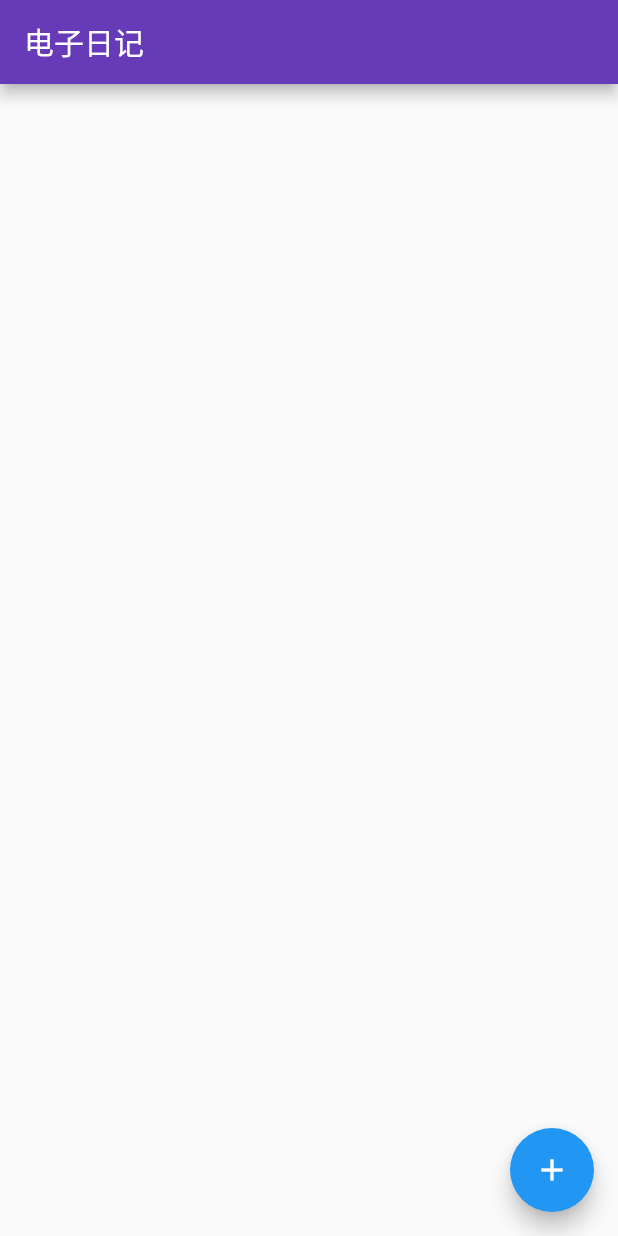
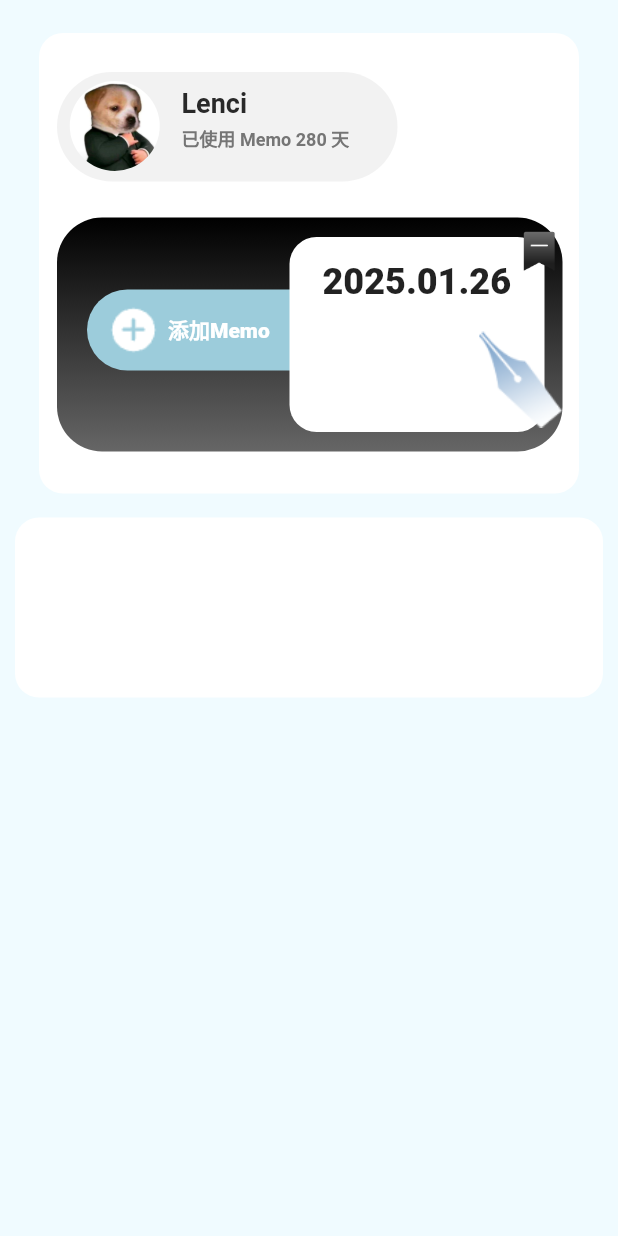
Before and after one commit to Lenc1/Memo-2.0, a Flutter app: the screen it shows after launch, on a phone screen of 412 x 824 dp. Run offline on Flutter 3.47's test engine with Material 2 defaults, Android fonts, the light colour scheme and no system bars; our stand-ins replace flutter_heatmap_calendar, image_picker.

Commit message:
upgrade UI

```diff
--- a/lib/main.dart
+++ b/lib/main.dart
@@ -1,28 +1,31 @@
+// main.dart
+import 'dart:math';
 import 'package:flutter/material.dart';
-import 'package:image_picker/image_picker.dart';
+import 'package:flutter_heatmap_calendar/flutter_heatmap_calendar.dart';
+import 'new_diary.dart';
 import 'dart:io';
 
 void main() {
   runApp(const MyApp());
 }
-
 class MyApp extends StatelessWidget {
   const MyApp({super.key});
 
   @override
   Widget build(BuildContext context) {
     return MaterialApp(
-      title: '电子日记程序',
+      title: 'Memo',
       theme: ThemeData(
         primarySwatch: Colors.blue,
       ),
-      home: const MyHomePage(title: '电子日记'),
+      home: const MyHomePage(title: 'Memo'),
     );
   }
 }
 
 class MyHomePage extends StatefulWidget {
   const MyHomePage({super.key, required this.title});
+
   final String title;
 
   @override
@@ -31,7 +34,21 @@ class MyHomePage extends StatefulWidget {
 
 class _MyHomePageState extends State<MyHomePage> {
   List<DiaryEntry> _diaries = [];
-
+  Map<DateTime, int> _data = {};
+  @override
+  void initState() {
+    _initExampleData();
+    super.initState();
+  }
+  void _initExampleData() {
+    var rng = Random();
+    var now = DateTime.now();
+    var today = DateTime(now.year, now.month, now.day);
+    for (int i = 0; i < 200; i++) {
+      DateTime date = today.subtract(Duration(days: i));
+      _data[date] = rng.nextInt(6); // Random number between 0 and 5
+    }
+  }
   // 跳转到新建日记页面
   void _navigateToNewDiaryPage(BuildContext context) async {
     final newDiary = await Navigator.push(
@@ -48,11 +65,201 @@ class _MyHomePageState extends State<MyHomePage> {
   @override
   Widget build(BuildContext context) {
     return Scaffold(
-      appBar: AppBar(
-        title: Text(widget.title),
-        backgroundColor: Colors.deepPurple,
+      backgroundColor: const Color.fromRGBO(240, 251, 255, 1),
+      body: Column(
+        children: [
+          Container(
+            width: 392,
+            height: 307,
+            margin:
+                const EdgeInsets.only(top: 22,right: 26,left: 26),
+            decoration: BoxDecoration(
+              color: Colors.white, // 设置背景颜色为白色
+              borderRadius: BorderRadius.circular(16), // 设置圆角
             ),
-      body: ListView.builder(
+            child: Column(
+              children: [
+                GestureDetector(
+                  onTap: () {
+                    print('Contaner clicked!');
+                  },
+                  child: Container(
+                    width: 253,
+                    height: 73,
+                    margin:
+                        const EdgeInsets.only(left: 12, top: 26, right: 121),
+                    decoration: BoxDecoration(
+                      color: const Color.fromRGBO(242, 242, 242, 1),
+                      borderRadius: BorderRadius.circular(37),
+                    ),
+                    child: Row(
+                      mainAxisAlignment: MainAxisAlignment.start,
+                      children: [
+                        Container(
+                          width: 61,
+                          height: 61,
+                          margin: const EdgeInsets.only(
+                              top: 6, left: 8, right: 14, bottom: 7),
+                          decoration: const BoxDecoration(
+                            shape: BoxShape.circle,
+                            image: DecorationImage(
+                              image: AssetImage('lib/assets/avator.jpg'),
+                              fit: BoxFit.cover,
+                            ),
+                          ),
+                        ),
+                        Container(
+                          alignment: Alignment.topLeft,
+                          child: Column(
+                            crossAxisAlignment: CrossAxisAlignment.start,
+                            children: const [
+                              SizedBox(
+                                height: 10,
+                              ),
+                              Text(
+                                'Lenci',
+                                style: TextStyle(
+                                  fontSize: 18,
+                                  fontWeight: FontWeight.bold,
+                                  color: Color.fromRGBO(41, 41, 41, 1),
+                                ),
+                              ),
+                              SizedBox(
+                                height: 4,
+                              ),
+                              Text(
+                                '已使用 Memo 280 天',
+                                style: TextStyle(
+                                  fontSize: 12,
+                                  fontWeight: FontWeight.w600,
+                                  color: Color.fromRGBO(117, 117, 117, 1),
+                                ),
+                              ),
+                            ],
+                          ),
+                        ),
+                      ],
+                    ),
+                  ),
+                ),
+                const SizedBox(height: 24),
+                Container(
+                  width: 363,
+                  height: 156,
+                  margin: const EdgeInsets.only(right: 11, left: 12),
+                  decoration: BoxDecoration(
+                    gradient: const LinearGradient(
+                      colors: [
+                        Color.fromRGBO(0, 0, 0, 1),
+                        Color.fromRGBO(102, 102, 102, 1),
+                      ],
+                      begin: Alignment.topCenter,
+                      end: Alignment.bottomCenter,
+                    ),
+                    borderRadius: BorderRadius.circular(30),
+                  ),
+                  child: GestureDetector (
+                    onTap: (){
+                      print('open');
+                      _navigateToNewDiaryPage(context);
+                  },
+                    child: Stack(
+                    alignment: Alignment.topLeft,
+                    children: [
+                      Container(
+                        width: 173,
+                        height: 54,
+                        margin: const EdgeInsets.only(left: 20, top: 48),
+                        decoration: BoxDecoration(
+                          color: const Color.fromRGBO(156, 204, 219, 1),
+                          borderRadius: BorderRadius.circular(27),
+                        ),
+                        child: Container(
+                          margin: const EdgeInsets.only(left: 54, top: 16),
+                          child: const Text(
+                            '添加Memo',
+                            style: TextStyle(
+                              fontSize: 14,
+                              fontWeight: FontWeight.w800,
+                              color: Colors.white,
+                            ),
+                          ),
+                        ),
+                      ),
+                      Container(
+                        width: 196,
+                        height: 130,
+                        margin: const EdgeInsets.only(
+                            top: 13, right: 12, left: 155, bottom: 13),
+                        decoration: BoxDecoration(
+                          color: const Color.fromRGBO(255, 255, 255, 1),
+                          borderRadius: BorderRadius.circular(18),
+                        ),
+                        child: Container(
+                          margin: const EdgeInsets.only(
+                              top: 16, left: 22, bottom: 68),
+                          child: const Text(
+                            '2025.01.26',
+                            style: TextStyle(
+                              fontSize: 24,
+                              fontWeight: FontWeight.w900,
+                            ),
+                          ),
+                        ),
+                      ),
+                      Container(
+                        width: 38,
+                        height: 38,
+                        margin: const EdgeInsets.only(top: 56, left: 32),
+                        decoration: const BoxDecoration(
+                          image: DecorationImage(
+                            image: AssetImage('lib/assets/addition_fill.png'),
+                            fit: BoxFit.cover,
+                          ),
+                        ),
+                      ),
+                      Container(
+                        width: 35,
+                        height: 35,
+                        margin: const EdgeInsets.only(top: 5, left: 306),
+                        decoration: const BoxDecoration(
+                            image: DecorationImage(
+                                image: AssetImage('lib/assets/tag.png'))),
+                      ),
+                      Container(
+                        width: 60,
+                        height: 70,
+                        margin: const EdgeInsets.only(top: 73, left: 281),
+                        decoration: const BoxDecoration(
+                            image: DecorationImage(
+                                image: AssetImage('lib/assets/pen.png'))),
+                      ),
+                    ],
+                  ),
+                ),
+                ),
+              ],
+            ),
+          ),
+          const SizedBox(height: 16),
+          Container(
+            width: 392,
+            height: 120,
+            decoration: BoxDecoration(
+              color: Colors.white,
+              borderRadius: BorderRadius.circular(16),
+            ),
+            child: Padding(
+              padding: const EdgeInsets.all(20),
+              child: Column(
+                children: [
+                  const SizedBox(height: 30),
+                ],
+              ),
+            ),
+          ),
+          Expanded(
+            child: ListView.builder(
               itemCount: _diaries.length,
               itemBuilder: (context, index) {
                 final diary = _diaries[index];
@@ -71,128 +278,8 @@ class _MyHomePageState extends State<MyHomePage> {
                 );
               },
             ),
-      floatingActionButton: FloatingActionButton(
-        onPressed: () => _navigateToNewDiaryPage(context),
-        tooltip: '新建日记',
-        child: const Icon(Icons.add),
-        backgroundColor: Colors.blue,
-      ),
-    );
-  }
-}
-
-class DiaryEntry {
-  String content;
-  List<File> images;
-
-  DiaryEntry({required this.content, required this.images});
-}
-
-class NewDiaryPage extends StatefulWidget {
-  const NewDiaryPage({super.key});
-
-  @override
-  _NewDiaryPageState createState() => _NewDiaryPageState();
-}
-
-class _NewDiaryPageState extends State<NewDiaryPage> {
-  final TextEditingController _controller = TextEditingController();
-  final ImagePicker _picker = ImagePicker();
-  List<File> _images = [];
-
-  Future<void> _pickImages() async {
-    final pickedFiles = await _picker.pickMultiImage();
-    if (pickedFiles != null && pickedFiles.length <= 3) {
-      setState(() {
-        _images = pickedFiles.map((e) => File(e.path)).toList();
-      });
-    } else {
-      // 提示最多选择3张图片
-      ScaffoldMessenger.of(context).showSnackBar(
-        const SnackBar(content: Text('最多只能选择三张图片')),
-      );
-    }
-  }
-
-  void _saveDiary() {
-    if (_controller.text.isNotEmpty && _images.isNotEmpty) {
-      final newDiary = DiaryEntry(
-        content: _controller.text,
-        images: _images,
-      );
-      Navigator.pop(context, newDiary);
-    } else {
-      ScaffoldMessenger.of(context).showSnackBar(
-        const SnackBar(content: Text('请填写日记内容并选择图片')),
-      );
-    }
-  }
-
-  @override
-  Widget build(BuildContext context) {
-    return Scaffold(
-      appBar: AppBar(
-        title: const Text('新建日记'),
-        backgroundColor: Colors.deepPurple,
-      ),
-      body: Padding(
-        padding: const EdgeInsets.all(16.0),
-        child: Column(
-          children: <Widget>[
-            const Text(
-              '请输入您的日记内容：',
-              style: TextStyle(fontSize: 20),
-            ),
-            const SizedBox(height: 20),
-            TextField(
-              controller: _controller,
-              maxLines: 10,
-              decoration: InputDecoration(
-                border: OutlineInputBorder(),
-                hintText: '在这里写下您的日记...',
-              ),
-            ),
-            const SizedBox(height: 20),
-            ElevatedButton(
-              onPressed: _pickImages,
-              child: const Text('选择图片（最多3张）'),
-            ),
-            const SizedBox(height: 20),
-            if (_images.isNotEmpty) ...[
-              const Text('已选择的图片：'),
-              SizedBox(
-                height: 100,
-                child: ListView.builder(
-                  scrollDirection: Axis.horizontal,
-                  itemCount: _images.length,
-                  itemBuilder: (context, index) {
-                    return Padding(
-                      padding: const EdgeInsets.symmetric(horizontal: 5.0),
-                      child: Image.file(
-                        _images[index],
-                        width: 80,
-                        height: 80,
-                        fit: BoxFit.cover,
-                      ),
-                    );
-                  },
-                ),
           ),
         ],
-            const SizedBox(height: 20),
-            ElevatedButton(
-              onPressed: _saveDiary,
-              style: ElevatedButton.styleFrom(
-                primary: Colors.green,
-                padding: const EdgeInsets.symmetric(horizontal: 40, vertical: 20),
-                shape: RoundedRectangleBorder(
-                  borderRadius: BorderRadius.circular(10),
-                ),
-              ),
-              child: const Text('保存日记'),
-            ),
-          ],
-        ),
       ),
     );
   }
--- /dev/null
+++ b/lib/new_diary.dart
@@ -0,0 +1,121 @@
+// new_diary.dart
+import 'package:flutter/material.dart';
+import 'package:image_picker/image_picker.dart';
+import 'dart:io';
+
+class NewDiaryPage extends StatefulWidget {
+  const NewDiaryPage({super.key});
+
+  @override
+  _NewDiaryPageState createState() => _NewDiaryPageState();
+}
+
+class _NewDiaryPageState extends State<NewDiaryPage> {
+  final TextEditingController _controller = TextEditingController();
+  final ImagePicker _picker = ImagePicker();
+  List<File> _images = [];
+
+  Future<void> _pickImages() async {
+    final pickedFiles = await _picker.pickMultiImage();
+    if (pickedFiles != null && pickedFiles.length <= 3) {
+      setState(() {
+        _images = pickedFiles.map((e) => File(e.path)).toList();
+      });
+    } else {
+      // 提示最多选择3张图片
+      ScaffoldMessenger.of(context).showSnackBar(
+        const SnackBar(content: Text('最多只能选择三张图片')),
+      );
+    }
+  }
+
+  void _saveDiary() {
+    if (_controller.text.isNotEmpty && _images.isNotEmpty) {
+      final newDiary = DiaryEntry(
+        content: _controller.text,
+        images: _images,
+      );
+      Navigator.pop(context, newDiary);
+    } else {
+      ScaffoldMessenger.of(context).showSnackBar(
+        const SnackBar(content: Text('请填写日记内容并选择图片')),
+      );
+    }
+  }
+
+  @override
+  Widget build(BuildContext context) {
+    return Scaffold(
+      appBar: AppBar(
+        title: const Text('新建日记'),
+        backgroundColor: Colors.deepPurple,
+      ),
+      body: Padding(
+        padding: const EdgeInsets.all(16.0),
+        child: Column(
+          children: <Widget>[
+            const Text(
+              '请输入您的日记内容：',
+              style: TextStyle(fontSize: 20),
+            ),
+            const SizedBox(height: 20),
+            TextField(
+              controller: _controller,
+              maxLines: 10,
+              decoration: InputDecoration(
+                border: OutlineInputBorder(),
+                hintText: '在这里写下您的日记...',
+              ),
+            ),
+            const SizedBox(height: 20),
+            ElevatedButton(
+              onPressed: _pickImages,
+              child: const Text('选择图片（最多3张）'),
+            ),
+            const SizedBox(height: 20),
+            if (_images.isNotEmpty) ...[
+              const Text('已选择的图片：'),
+              SizedBox(
+                height: 100,
+                child: ListView.builder(
+                  scrollDirection: Axis.horizontal,
+                  itemCount: _images.length,
+                  itemBuilder: (context, index) {
+                    return Padding(
+                      padding: const EdgeInsets.symmetric(horizontal: 5.0),
+                      child: Image.file(
+                        _images[index],
+                        width: 80,
+                        height: 80,
+                        fit: BoxFit.cover,
+                      ),
+                    );
+                  },
+                ),
+              ),
+            ],
+            const SizedBox(height: 20),
+            ElevatedButton(
+              onPressed: _saveDiary,
+              style: ElevatedButton.styleFrom(
+                primary: Colors.green,
+                padding: const EdgeInsets.symmetric(horizontal: 40, vertical: 20),
+                shape: RoundedRectangleBorder(
+                  borderRadius: BorderRadius.circular(10),
+                ),
+              ),
+              child: const Text('保存日记'),
+            ),
+          ],
+        ),
+      ),
+    );
+  }
+}
+
+class DiaryEntry {
+  String content;
+  List<File> images;
+
+  DiaryEntry({required this.content, required this.images});
+}
--- a/pubspec.yaml
+++ b/pubspec.yaml
@@ -16,6 +16,7 @@ dependencies:
   flutter_heatmap_calendar: ^1.0.5
   provider: ^6.1.2
 
+
 dev_dependencies:
   flutter_test:
     sdk: flutter
@@ -24,3 +25,8 @@ dev_dependencies:
 
 flutter:
   uses-material-design: true
+  assets:
+    - lib/assets/avator.jpg
+    - lib/assets/addition_fill.png
+    - lib/assets/tag.png
+    - lib/assets/pen.png
```
Also changed, not shown: lib/assets/addition_fill.png (added), lib/assets/addition_fill.svg (added), lib/assets/avator.jpg (added), lib/assets/pen.png (added), lib/assets/tag.png (added). Lines whose indentation alone changed are shown as unchanged.
